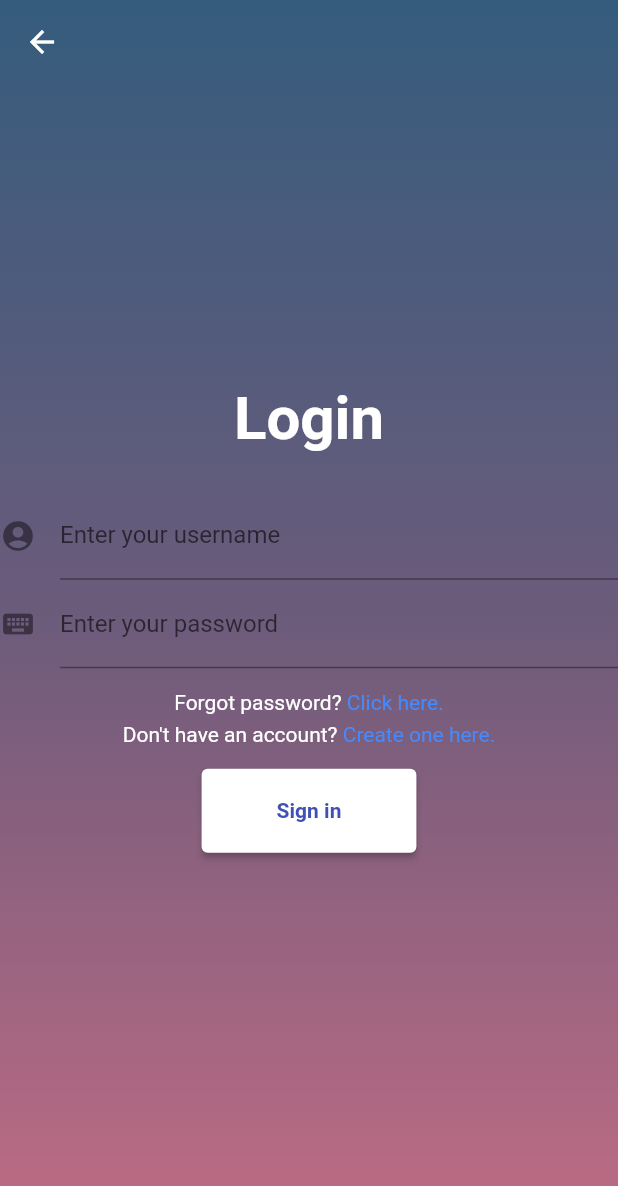
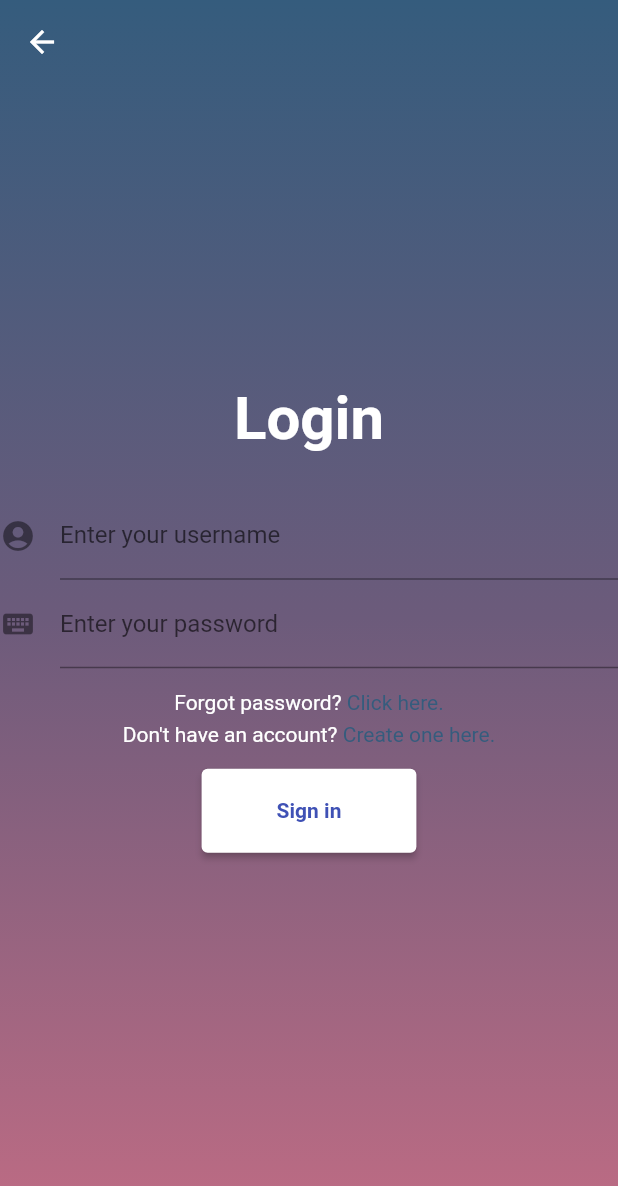
Before and after one commit to ianscodecastle/PharmacyMathGame, a Flutter app: the LoginScreen screen opened directly, on a phone screen of 412 x 824 dp. Shown: the top 1186 px of the screen. Run offline on Flutter 3.47's test engine with Material 2 defaults, Android fonts, the phone set to English and light mode, and no system bars; our stand-ins replace flutter_svg; missing offline and left inert: dart:js.

Commit message:
login screen text color

```diff
--- a/math_game/lib/screens/login_screen.dart
+++ b/math_game/lib/screens/login_screen.dart
@@ -84,7 +84,7 @@ class LoginScreen extends StatelessWidget {
                 TextSpan(
                     text: 'Click here.',
                     style: TextStyle(
-                      color: Colors.blueAccent,
+                      color: kPrimaryColor,
                     ),
                     recognizer: TapGestureRecognizer()
                       ..onTap = () {
@@ -110,7 +110,7 @@ class LoginScreen extends StatelessWidget {
                 TextSpan(
                     text: 'Create one here.',
                     style: TextStyle(
-                      color: Colors.blueAccent,
+                      color: kPrimaryColor,
                     ),
                     recognizer: TapGestureRecognizer()
                       ..onTap = () {
```
